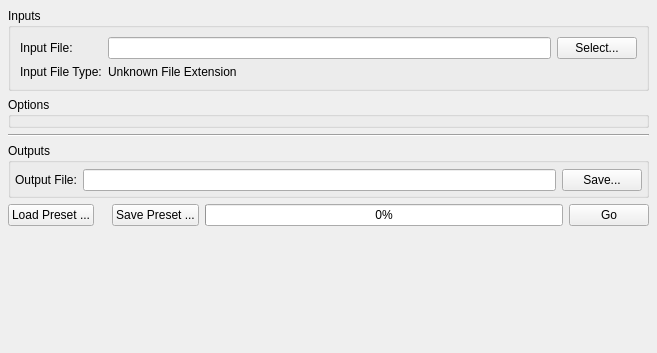
First picture: the form in Source/Plugins/FileConversion/UI/FileConversionWidget.ui, repository BlueQuartzSoftware/DREAM3D, before the edit.
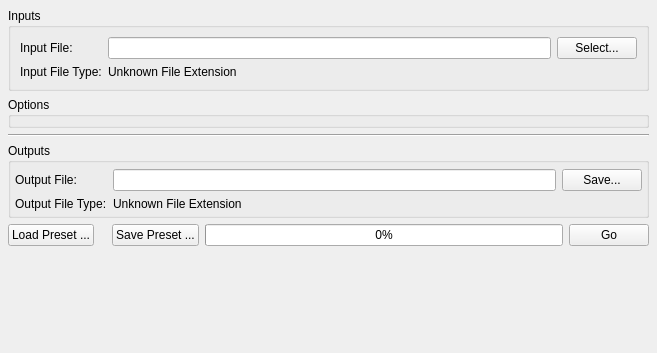
Second picture: the form after the edit. Custom widgets are drawn as their Qt base class.

```diff
--- a/Source/Plugins/FileConversion/UI/FileConversionWidget.ui
+++ b/Source/Plugins/FileConversion/UI/FileConversionWidget.ui
@@ -48,7 +48,7 @@
        </widget>
       </item>
       <item row="1" column="2">
-       <widget class="QLabel" name="m_FileType">
+       <widget class="QLabel" name="m_InputFileType">
         <property name="text">
          <string>Unknown File Extension</string>
         </property>
@@ -62,7 +62,6 @@
      <property name="title">
       <string>Options</string>
      </property>
-     <zorder>InputsGroupBox</zorder>
     </widget>
    </item>
    <item>
@@ -90,10 +89,7 @@
       <property name="bottomMargin">
        <number>4</number>
       </property>
-      <item row="2" column="1">
-       <widget class="QFSDropLineEdit" name="m_OutputFilePath"/>
-      </item>
-      <item row="2" column="2">
+      <item row="2" column="3">
        <widget class="QPushButton" name="m_SaveOutputBtn">
         <property name="text">
          <string>Save...</string>
@@ -107,6 +103,23 @@
         </property>
        </widget>
       </item>
+      <item row="3" column="0">
+       <widget class="QLabel" name="label_4">
+        <property name="text">
+         <string>Output File Type:</string>
+        </property>
+       </widget>
+      </item>
+      <item row="3" column="1">
+       <widget class="QLabel" name="m_OutputFileType">
+        <property name="text">
+         <string>Unknown File Extension</string>
+        </property>
+       </widget>
+      </item>
+      <item row="2" column="1">
+       <widget class="QFSDropLineEdit" name="m_OutputFilePath"/>
+      </item>
      </layout>
     </widget>
    </item>
```
